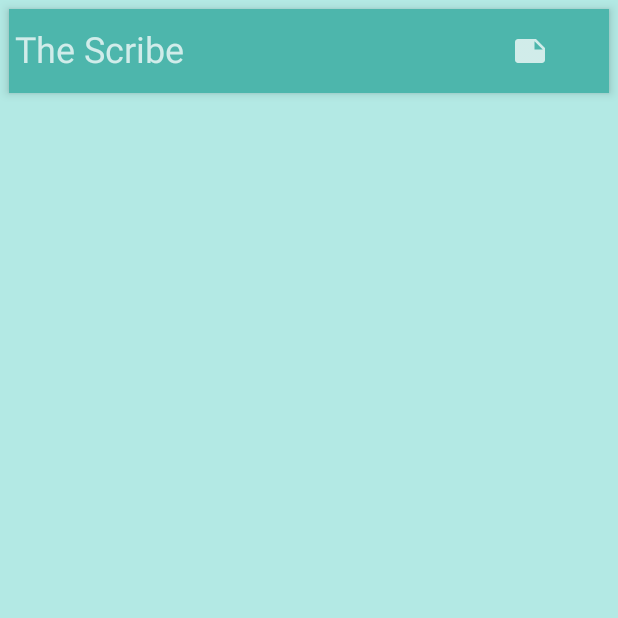
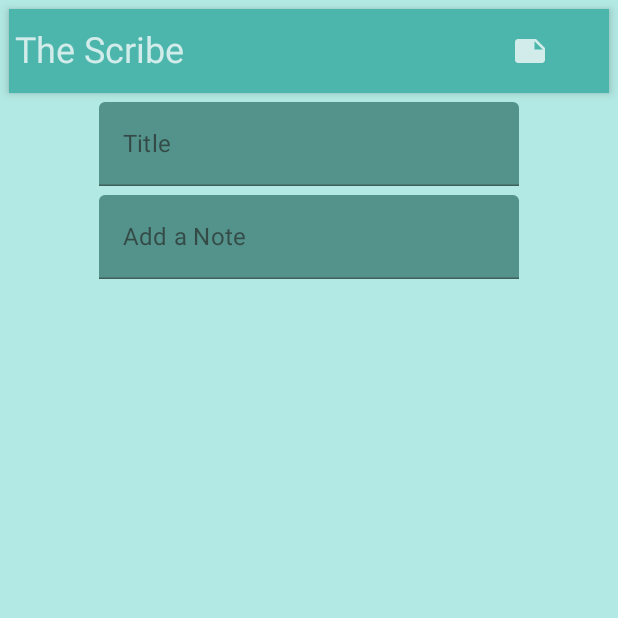
Before and after one commit to JerryApplegarth/TheScribe, an Android app built with Jetpack Compose: the screen it shows after launch (MainActivity), on a phone screen of 412 x 824 dp, the top half of it. Run offline under Robolectric (Android 15) with nearby library versions, the phone set to English and light mode, and no system bars.

Commit message:
1.4 note setup

```diff
--- /dev/null
+++ b/app/src/main/java/com/applecompose/thescribe/presentation/components/NoteInputText.kt
@@ -0,0 +1,45 @@
+package com.applecompose.thescribe.presentation.components
+
+import androidx.compose.foundation.text.KeyboardActions
+import androidx.compose.foundation.text.KeyboardOptions
+import androidx.compose.material.MaterialTheme
+import androidx.compose.material.Text
+import androidx.compose.material.TextField
+import androidx.compose.material.TextFieldDefaults
+import androidx.compose.runtime.Composable
+import androidx.compose.ui.ExperimentalComposeUiApi
+import androidx.compose.ui.Modifier
+import androidx.compose.ui.platform.LocalSoftwareKeyboardController
+import androidx.compose.ui.text.input.ImeAction
+import com.applecompose.thescribe.ui.theme.cardBackground
+
+@OptIn(ExperimentalComposeUiApi::class)
+@Composable
+fun NoteInputText(
+	modifier: Modifier = Modifier,
+	text: String,
+	label: String,
+	maxLine: Int = 1,
+	onTextChange: (String) -> Unit,
+	onImeAction: () -> Unit = {}
+) {
+	val keyboardController = LocalSoftwareKeyboardController.current
+
+	TextField(
+		value = text,
+		onValueChange = onTextChange,
+		colors = TextFieldDefaults.textFieldColors(
+			backgroundColor = MaterialTheme.colors.cardBackground),
+		maxLines = maxLine,
+		label = { Text(text = label)},
+		keyboardOptions = KeyboardOptions.Default.copy(
+			imeAction = ImeAction.Done),
+		keyboardActions = KeyboardActions(onDone = {
+			onImeAction()
+			keyboardController?.hide()
+
+		}),
+		modifier = modifier
+	)
+
+}
--- a/app/src/main/java/com/applecompose/thescribe/presentation/screens/NoteScreen.kt
+++ b/app/src/main/java/com/applecompose/thescribe/presentation/screens/NoteScreen.kt
@@ -1,36 +1,58 @@
 package com.applecompose.thescribe.presentation.screens
 
-import androidx.compose.foundation.layout.Column
-import androidx.compose.foundation.layout.fillMaxSize
-import androidx.compose.foundation.layout.padding
+import androidx.compose.foundation.layout.*
 import androidx.compose.material.MaterialTheme
 import androidx.compose.material.Surface
-import androidx.compose.material.Text
-import androidx.compose.material.TopAppBar
 import androidx.compose.runtime.Composable
+import androidx.compose.runtime.getValue
+import androidx.compose.runtime.mutableStateOf
+import androidx.compose.runtime.remember
+import androidx.compose.ui.Alignment
 import androidx.compose.ui.Modifier
-import androidx.compose.ui.res.stringResource
 import androidx.compose.ui.tooling.preview.Preview
 import androidx.compose.ui.unit.dp
-import com.applecompose.thescribe.R
+import com.applecompose.thescribe.presentation.components.NoteInputText
 import com.applecompose.thescribe.presentation.components.TopApp
 import com.applecompose.thescribe.ui.theme.TheScribeTheme
 import com.applecompose.thescribe.ui.theme.newBackgroundColor
 
 @Composable
 fun NoteScreen() {
+	val title by remember { mutableStateOf("")}
+	val description by remember { mutableStateOf("")}
 	Column(
 		modifier = Modifier
 			.padding(6.dp)
 	) {
+
 		TopApp()
 		// Content goes here
+		Column(
+			modifier = Modifier
+				.fillMaxWidth(),
+			horizontalAlignment = Alignment.CenterHorizontally
+		) {
+			Spacer(modifier = Modifier.height(6.dp))
+			NoteInputText(
+				text = title,
+				label = "Title",
+				onTextChange = {})
+			Spacer(modifier = Modifier.height(6.dp))
+			NoteInputText(
+				text = description,
+				label = "Add a Note",
+				onTextChange = {})
+
+
+		}
+
+
+
+	}
 
 
 
 
-
-	}
 
 
 }
```
